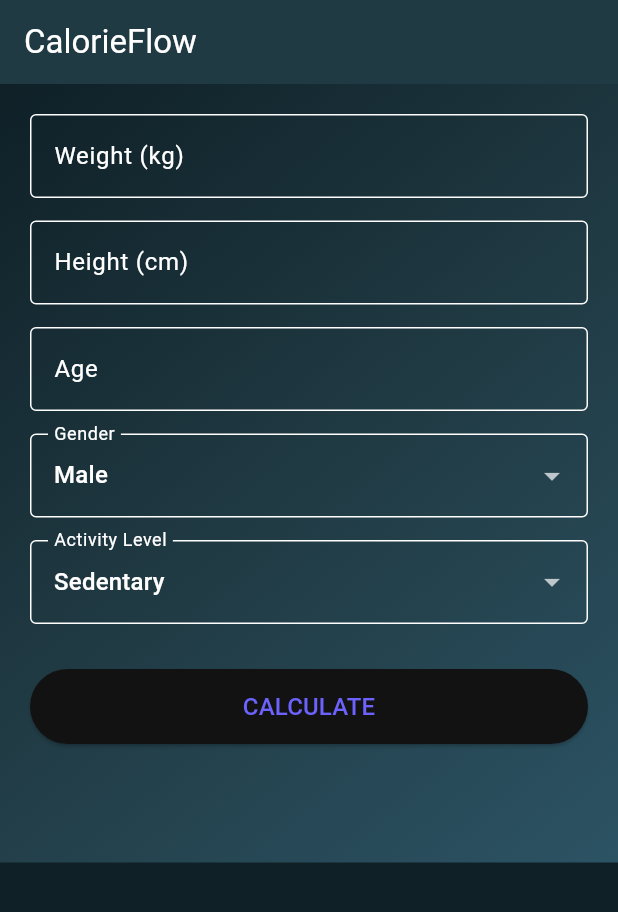
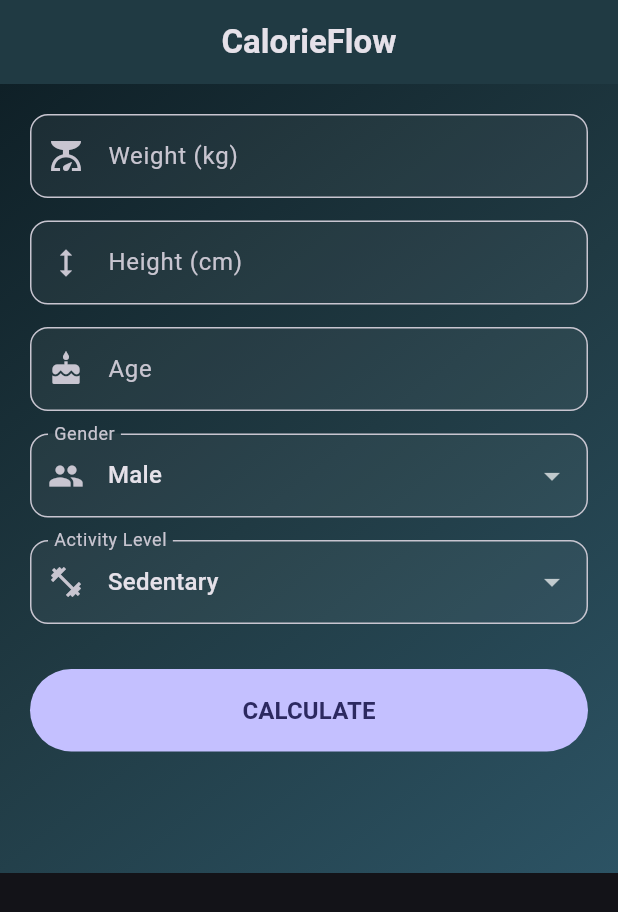
Before and after one commit to papinashvilisergi/calorie-calculator, a Flutter app: the screen it shows after launch, on a phone screen of 412 x 824 dp. Shown: the top 912 px of the screen. Run offline on Flutter 3.47's test engine with Material 3 defaults, Android fonts, the phone set to English and light mode, and no system bars.

Commit message:
Finalized CalorieFlow naming and design

```diff
--- a/lib/main.dart
+++ b/lib/main.dart
@@ -1,23 +1,23 @@
 import 'package:flutter/material.dart';
 
 void main() {
-  runApp(const CalorieCalculatorApp());
+  runApp(const CalorieFlowApp());
 }
 
-class CalorieCalculatorApp extends StatelessWidget {
-  const CalorieCalculatorApp({super.key});
+class CalorieFlowApp extends StatelessWidget {
+  const CalorieFlowApp({super.key});
 
   @override
   Widget build(BuildContext context) {
     return MaterialApp(
+      debugShowCheckedModeBanner: false,
       title: 'CalorieFlow',
       theme: ThemeData(
+        useMaterial3: true,
         brightness: Brightness.dark,
-        primaryColor: const Color(0xFF2C5364),
-        scaffoldBackgroundColor: const Color(0xFF0F2027),
-        colorScheme: const ColorScheme.dark(
-          primary: Color(0xFF6C63FF),
-          secondary: Color(0xFF2C5364),
+        colorScheme: ColorScheme.fromSeed(
+          seedColor: const Color(0xFF6C63FF),
+          brightness: Brightness.dark,
         ),
       ),
       home: const CalculatorScreen(),
@@ -64,7 +64,7 @@ class _CalculatorScreenState extends State<CalculatorScreen> {
       double tdee = bmr * (_activityMultipliers[_activityLevel] ?? 1.2);
 
       setState(() {
-        _result = 'Daily calories to maintain: ${tdee.toStringAsFixed(0)}';
+        _result = 'Daily goal: ${tdee.toStringAsFixed(0)} kcal';
       });
     } else {
       setState(() {
@@ -77,9 +77,9 @@ class _CalculatorScreenState extends State<CalculatorScreen> {
   Widget build(BuildContext context) {
     return Scaffold(
       appBar: AppBar(
-        title: const Text('CalorieFlow'),
+        title: const Text('CalorieFlow', style: TextStyle(fontWeight: FontWeight.bold)),
+        centerTitle: true,
         backgroundColor: const Color(0xFF203A43),
-        elevation: 0,
       ),
       body: Container(
         decoration: const BoxDecoration(
@@ -93,50 +93,28 @@ class _CalculatorScreenState extends State<CalculatorScreen> {
           padding: const EdgeInsets.all(20.0),
           child: Column(
             children: [
-              TextField(
-                controller: _weightController,
-                decoration: const InputDecoration(labelText: 'Weight (kg)', border: OutlineInputBorder()),
-                keyboardType: TextInputType.number
-              ),
+              _inputField(_weightController, 'Weight (kg)', Icons.scale),
               const SizedBox(height: 15),
-              TextField(
-                controller: _heightController,
-                decoration: const InputDecoration(labelText: 'Height (cm)', border: OutlineInputBorder()),
-                keyboardType: TextInputType.number
-              ),
+              _inputField(_heightController, 'Height (cm)', Icons.height),
               const SizedBox(height: 15),
-              TextField(
-                controller: _ageController,
-                decoration: const InputDecoration(labelText: 'Age', border: OutlineInputBorder()),
-                keyboardType: TextInputType.number
-              ),
+              _inputField(_ageController, 'Age', Icons.cake),
               const SizedBox(height: 15),
-              DropdownButtonFormField<String>(
-                value: _gender,
-                items: ['Male', 'Female'].map((String val) => DropdownMenuItem(value: val, child: Text(val))).toList(),
-                onChanged: (val) => setState(() => _gender = val!),
-                decoration: const InputDecoration(labelText: 'Gender', border: OutlineInputBorder()),
-              ),
+              _dropdown('Gender', _gender, ['Male', 'Female'], Icons.people),
               const SizedBox(height: 15),
-              DropdownButtonFormField<String>(
-                value: _activityLevel,
-                items: _activityMultipliers.keys.map((String val) => DropdownMenuItem(value: val, child: Text(val))).toList(),
-                onChanged: (val) => setState(() => _activityLevel = val!),
-                decoration: const InputDecoration(labelText: 'Activity Level', border: OutlineInputBorder()),
-              ),
+              _dropdown('Activity Level', _activityLevel, _activityMultipliers.keys.toList(), Icons.fitness_center),
               const SizedBox(height: 30),
               SizedBox(
                 width: double.infinity,
-                height: 50,
-                child: ElevatedButton(
+                height: 55,
+                child: FilledButton(
                   onPressed: _calculateCalories,
-                  child: const Text('CALCULATE', style: TextStyle(fontSize: 16))
+                  child: const Text('CALCULATE', style: TextStyle(fontSize: 16, fontWeight: FontWeight.bold)),
                 ),
               ),
               const SizedBox(height: 30),
               Text(
                 _result,
-                style: const TextStyle(fontSize: 20, fontWeight: FontWeight.bold, color: Colors.white)
+                style: const TextStyle(fontSize: 22, fontWeight: FontWeight.bold, color: Colors.white),
               ),
             ],
           ),
@@ -144,4 +122,36 @@ class _CalculatorScreenState extends State<CalculatorScreen> {
       ),
     );
   }
+
+  Widget _inputField(TextEditingController controller, String label, IconData icon) {
+    return TextField(
+      controller: controller,
+      keyboardType: TextInputType.number,
+      decoration: InputDecoration(
+        labelText: label,
+        prefixIcon: Icon(icon),
+        border: const OutlineInputBorder(borderRadius: BorderRadius.all(Radius.circular(12))),
+        filled: true,
+        fillColor: Colors.white.withOpacity(0.05),
+      ),
+    );
+  }
+
+  Widget _dropdown(String label, String value, List<String> items, IconData icon) {
+    return DropdownButtonFormField<String>(
+      value: value,
+      items: items.map((val) => DropdownMenuItem(value: val, child: Text(val))).toList(),
+      onChanged: (val) => setState(() {
+        if (label == 'Gender') _gender = val!;
+        if (label == 'Activity Level') _activityLevel = val!;
+      }),
+      decoration: InputDecoration(
+        labelText: label,
+        prefixIcon: Icon(icon),
+        border: const OutlineInputBorder(borderRadius: BorderRadius.all(Radius.circular(12))),
+        filled: true,
+        fillColor: Colors.white.withOpacity(0.05),
+      ),
+    );
+  }
 }
```
